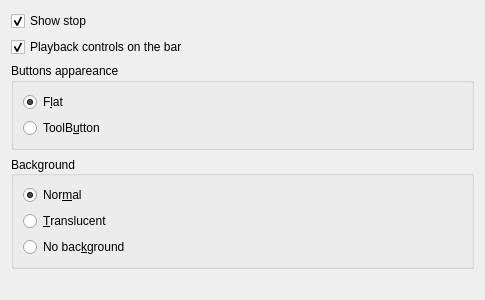
Qt form engine/generalconfig.ui (jsmitar/playbar2) before a commit.
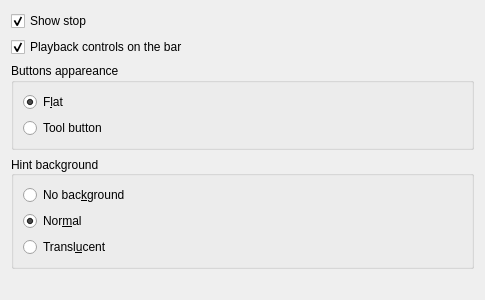
The same form after that commit.

The edit to the form file:
```diff
--- a/engine/generalconfig.ui
+++ b/engine/generalconfig.ui
@@ -88,7 +88,7 @@
            </font>
           </property>
           <property name="text">
-           <string>ToolB&amp;utton</string>
+           <string>Tool button</string>
           </property>
          </widget>
         </item>
@@ -110,7 +110,7 @@
         <bool>false</bool>
        </property>
        <property name="title">
-        <string>Background</string>
+        <string>Hint background</string>
        </property>
        <property name="alignment">
         <set>Qt::AlignLeading|Qt::AlignLeft|Qt::AlignVCenter</set>
@@ -122,6 +122,19 @@
         <bool>false</bool>
        </property>
        <layout class="QVBoxLayout" name="verticalLayout_3">
+        <item>
+         <widget class="QRadioButton" name="nobackground">
+          <property name="font">
+           <font>
+            <weight>50</weight>
+            <bold>false</bold>
+           </font>
+          </property>
+          <property name="text">
+           <string>No bac&amp;kground</string>
+          </property>
+         </widget>
+        </item>
         <item>
          <widget class="QRadioButton" name="normal">
           <property name="font">
@@ -150,20 +163,7 @@
            <bool>false</bool>
           </property>
           <property name="text">
-           <string>&amp;Translucent</string>
-          </property>
-         </widget>
-        </item>
-        <item>
-         <widget class="QRadioButton" name="nobackground">
-          <property name="font">
-           <font>
-            <weight>50</weight>
-            <bold>false</bold>
-           </font>
-          </property>
-          <property name="text">
-           <string>No bac&amp;kground</string>
+           <string>Transl&amp;ucent</string>
           </property>
          </widget>
         </item>
```
Left out of the diff: 2 changed lines with no effect on the pictures.
